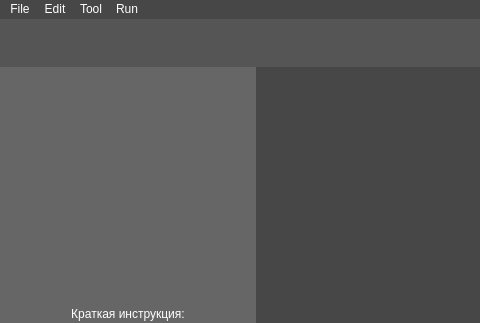
Before: the Qt Designer form res/ui/sandboxwindow.ui in kaizxr/cafl, drawn with Qt 5; both pictures show x 0 to 480 and y 0 to 323 of the 1200 by 800 pixel window.
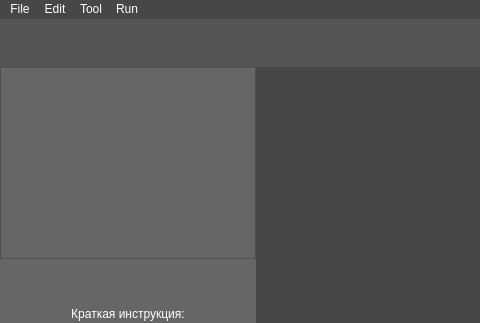
After: the same form once the commit is applied.

What changed in the file:
```diff
--- a/res/ui/sandboxwindow.ui
+++ b/res/ui/sandboxwindow.ui
@@ -215,6 +215,16 @@
             <number>8</number>
            </property>
           </widget>
+          <widget class="QTableWidget" name="tableWidget">
+           <property name="geometry">
+            <rect>
+             <x>0</x>
+             <y>0</y>
+             <width>256</width>
+             <height>192</height>
+            </rect>
+           </property>
+          </widget>
          </widget>
         </item>
         <item>
```
